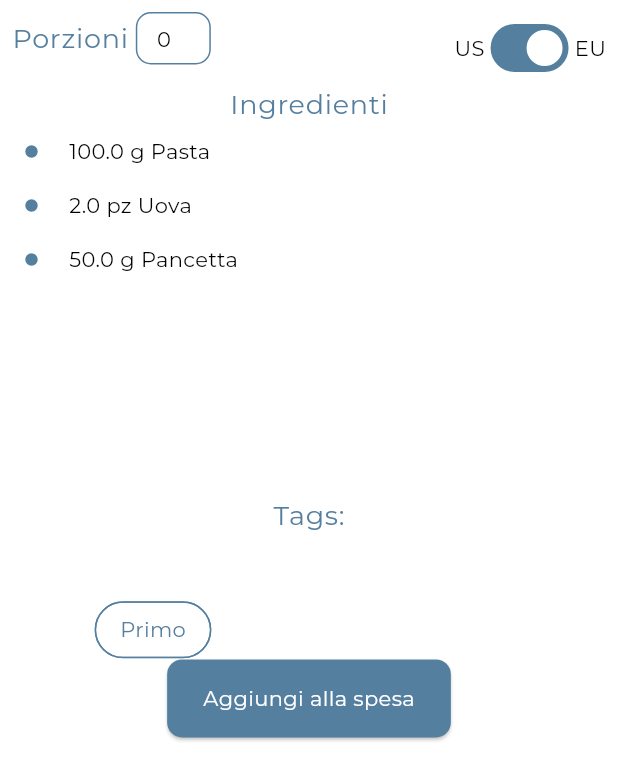
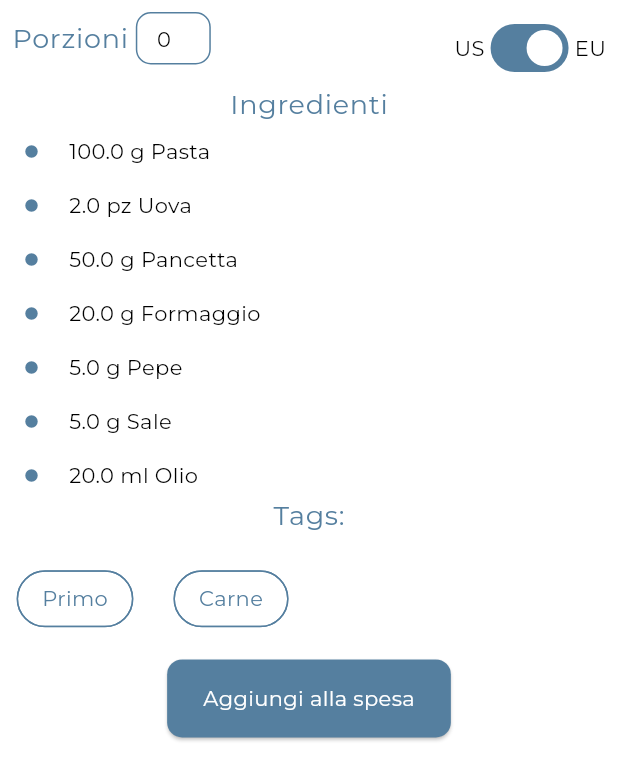
Before and after one commit to g4ix/ChefsPocket, a Flutter app: the IngredientSection widget shown alone on an empty page, opened directly, on a phone screen of 412 x 824 dp. Shown: the top 780 px of the screen. Run offline on Flutter 3.47's test engine with Material 3 defaults, Android fonts, the phone set to English and light mode, and no system bars; our stand-ins replace dotted_border, flutter_rating_bar, google_fonts, image_picker, material_design_icons_flutter, table_calendar; missing offline and left inert: dart:html; network calls fail.

Commit message:
add procedimento to recipe page

```diff
--- a/chefs_pocket/lib/components/recipe_card.dart
+++ b/chefs_pocket/lib/components/recipe_card.dart
@@ -28,7 +28,7 @@ class _RecipeCardState extends State<RecipeCard> {
       onTap: () {
         Navigator.push(
           context,
-          MaterialPageRoute(builder: (context) => RecipeViewer()),
+          MaterialPageRoute(builder: (context) => RecipePage()),
         );
       },
       child: Container(
--- a/chefs_pocket/lib/components/recipe_page/ingredient_section.dart
+++ b/chefs_pocket/lib/components/recipe_page/ingredient_section.dart
@@ -81,10 +81,13 @@ class _IngredientSectionState extends State<IngredientSection> {
                 ),
               ],
             ),
-            Text('Ingredienti', style: Theme.of(context).textTheme.bodyLarge?.copyWith(color: Theme.of(context).colorScheme.primary)),
+            Text('Ingredienti',
+                style: Theme.of(context)
+                    .textTheme
+                    .bodyLarge
+                    ?.copyWith(color: Theme.of(context).colorScheme.primary)),
             Container(
                 height: MediaQuery.of(context).size.height * 0.3,
-              width: MediaQuery.of(context).size.width,
                 child: ListView.builder(
                   padding: EdgeInsets.all(0),
                   shrinkWrap: true,
@@ -116,14 +119,18 @@ class _IngredientSectionState extends State<IngredientSection> {
                   },
                 ),
               ),
-            Text('Tags:' , style: Theme.of(context).textTheme.bodyLarge?.copyWith(color: Theme.of(context).colorScheme.primary)),
+
+            Text('Tags:',
+                style: Theme.of(context)
+                    .textTheme
+                    .bodyLarge
+                    ?.copyWith(color: Theme.of(context).colorScheme.primary)),
             Container(
               height: MediaQuery.of(context).size.height * 0.1,
               width: MediaQuery.of(context).size.width,
               child: GridView.builder(
                 gridDelegate: SliverGridDelegateWithMaxCrossAxisExtent(
-                  maxCrossAxisExtent: 200,
-                  childAspectRatio: 3 / 2,
+                  maxCrossAxisExtent: 100,
                   crossAxisSpacing: 20,
                   mainAxisSpacing: 20,
                 ),
@@ -132,7 +139,7 @@ class _IngredientSectionState extends State<IngredientSection> {
                     side: BorderSide(
                         color: Theme.of(context).colorScheme.primary, width: 1),
                     label: Text(recipe.tags[index].name),
-                    onSelected: (bool selected) {  },
+                    onSelected: (bool selected) {},
                     disabledColor: null,
                     labelStyle: Theme.of(context)
                         .textTheme
@@ -146,12 +153,9 @@ class _IngredientSectionState extends State<IngredientSection> {
                 itemCount: recipe.tags.length,
               ),
             ),
-
             ElevatedButton(
               onPressed: () {
-                setState(() {
-
-                });
+                setState(() {});
               },
               child: Text(
                 'Aggiungi alla spesa',
@@ -170,7 +174,8 @@ class _IngredientSectionState extends State<IngredientSection> {
                   borderRadius: BorderRadius.circular(10),
                 ),
               ),
-            )
+            ),
+
           ],
         ),
 
--- a/chefs_pocket/lib/config.dart
+++ b/chefs_pocket/lib/config.dart
@@ -108,7 +108,8 @@ List<Recipe> mockRecipes = [
     title: "Pasta alla Carbonara",
     imageUrl: "../assets/Recipes/pasta_carbonara.jpg",
     rating: 4,
-    tags: [Tag.Primo],
+    totalTime: Duration(minutes: 30),
+    tags: [Tag.Primo, Tag.Carne],
     ingredients: [
       Ingredient(
         name: "Pasta",
@@ -125,10 +126,32 @@ List<Recipe> mockRecipes = [
         quantity: 50,
         unit: "g",
       ),
+      Ingredient(
+        name: "Formaggio",
+        quantity: 20,
+        unit: "g",),
+      Ingredient(
+        name: "Pepe",
+        quantity: 5,
+        unit: "g",
+      ),
+      Ingredient(
+        name: "Sale",
+        quantity: 5,
+        unit: "g",),
+      Ingredient(
+        name: "Olio",
+        quantity: 20,
+        unit: "ml",),
+      Ingredient(
+        name: "Acqua",
+        quantity: 200,
+        unit: "ml",)
     ],
     steps: [
       RecipeStep(
         title: "Preparazione",
+        imageUrls: ['../assets/recipes/pasta_carbonara.jpg', '../assets/recipes/pasta_carbonara.jpg'],
         description: "Metti a bollire l'acqua",
         timer: const Duration(minutes: 10),
       ),
--- a/chefs_pocket/lib/main.dart
+++ b/chefs_pocket/lib/main.dart
@@ -5,6 +5,7 @@ import 'package:chefs_pocket/screens/grocery_list.dart';
 import 'package:chefs_pocket/screens/home_screen.dart';
 import 'package:chefs_pocket/screens/mealplanner_screen.dart';
 import 'package:chefs_pocket/screens/recipe_creation.dart';
+import 'package:chefs_pocket/screens/recipe_page.dart';
 import 'package:chefs_pocket/screens/saved.dart';
 import 'package:flutter/material.dart';
 import 'package:material_design_icons_flutter/material_design_icons_flutter.dart';
@@ -46,6 +47,7 @@ class _MyHomePageState extends State<MyHomePage> {
     RecipeCreationPage(),
     MealPlannerScreen(),
     GroceryListScreen(),
+    RecipePage(),
 
   ];
   @override
```
Also changed, not shown: chefs_pocket/lib/components/recipe_page/step_card.dart (added, +60 -0 lines), chefs_pocket/lib/components/recipe_page/step_section.dart (+48 -34 lines), chefs_pocket/lib/screens/recipe_page.dart (+6 -8 lines), chefs_pocket/assets/background/ingredientPage.png (added). Lines whose indentation alone changed are shown as unchanged.
